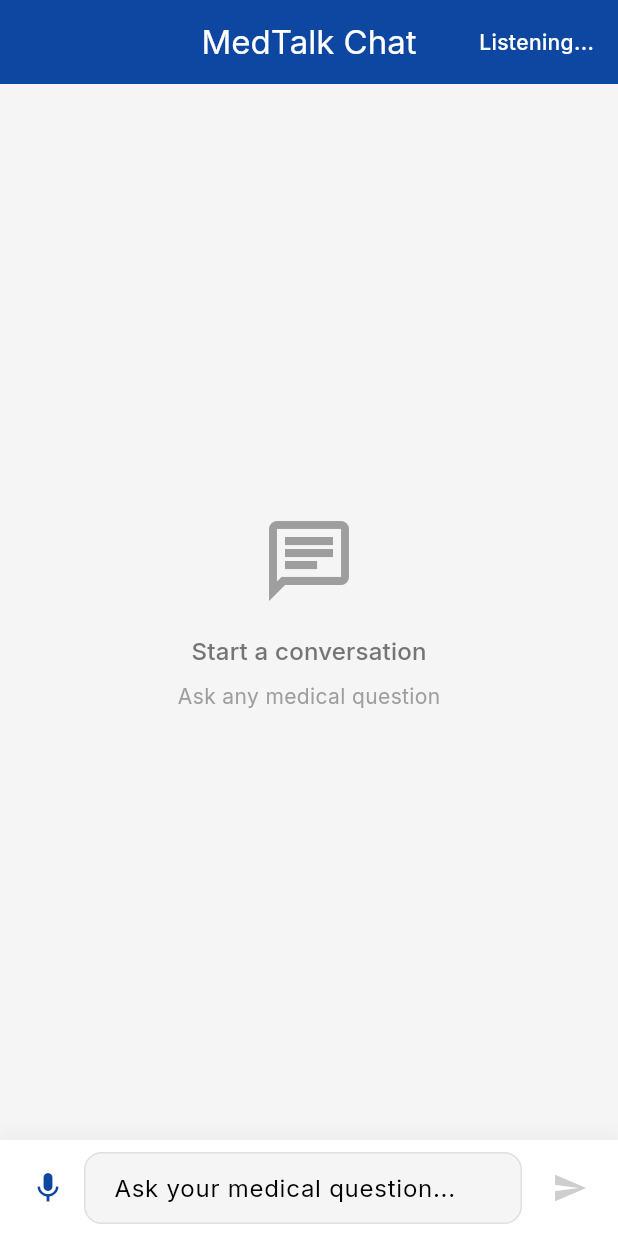
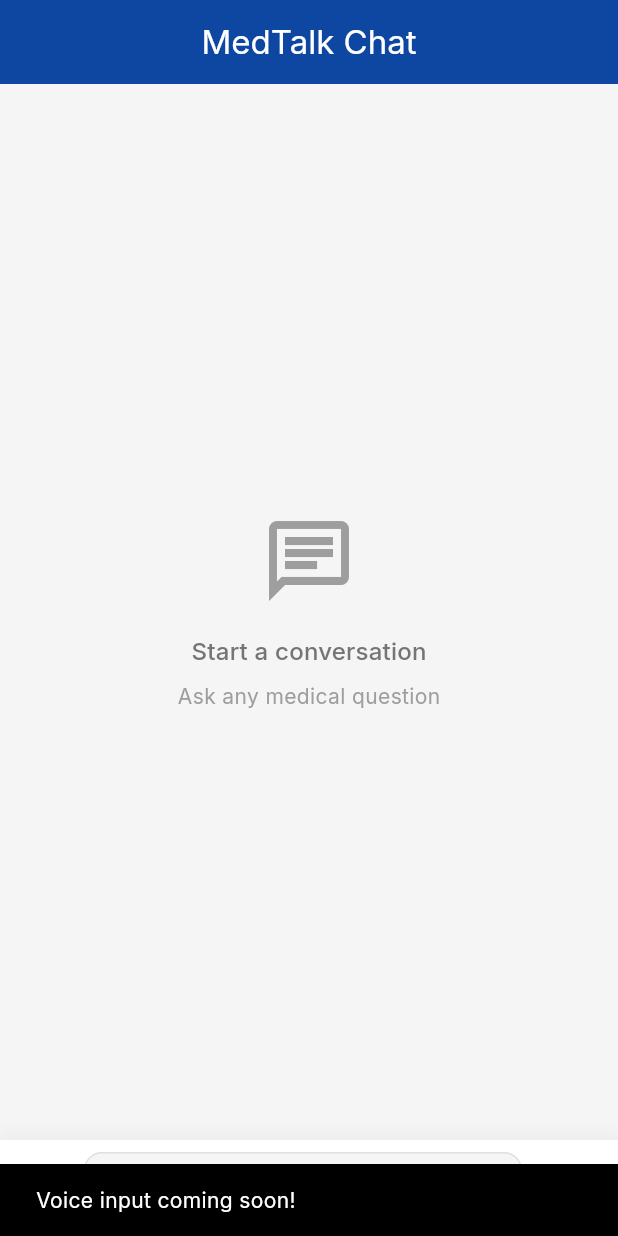
Before and after one commit to ShoabSaadat/medtalk, a Flutter app: the ChatScreen screen opened by its route, after a tap on the "mic" icon, on a phone screen of 412 x 824 dp. Run offline on Flutter 3.47's test engine with Material 3 defaults, Android fonts, the phone set to English and light mode, and no system bars; our stand-ins replace go_router, google_fonts.

Commit message:
app first look made

```diff
--- /dev/null
+++ b/devtools_options.yaml
@@ -0,0 +1,3 @@
+description: This file stores settings for Dart & Flutter DevTools.
+documentation: https://docs.flutter.dev/tools/devtools/extensions#configure-extension-enablement-states
+extensions:
--- a/lib/screens/chat_screen.dart
+++ b/lib/screens/chat_screen.dart
@@ -35,10 +35,12 @@ class _ChatScreenState extends State<ChatScreen> {
   }
 
   void _handleVoiceInput() {
-    setState(() {
-      _isListening = !_isListening;
-      // TODO: Implement speech-to-text functionality
-    });
+    ScaffoldMessenger.of(context).showSnackBar(
+      const SnackBar(
+        content: Text('Voice input coming soon!'),
+        duration: Duration(seconds: 2),
+      ),
+    );
   }
 
   void _scrollToBottom() {
--- a/pubspec.yaml
+++ b/pubspec.yaml
@@ -36,8 +36,6 @@ dependencies:
   # Use with the CupertinoIcons class for iOS style icons.
   cupertino_icons: ^1.0.8
   google_generative_ai: ^0.2.0
-  speech_to_text: ^6.5.1
-  flutter_tts: ^3.8.5
   go_router: ^13.1.0
   provider: ^6.1.1
   google_fonts: ^6.1.0
```
Also changed, not shown: pubspec.lock, 1 other file.
